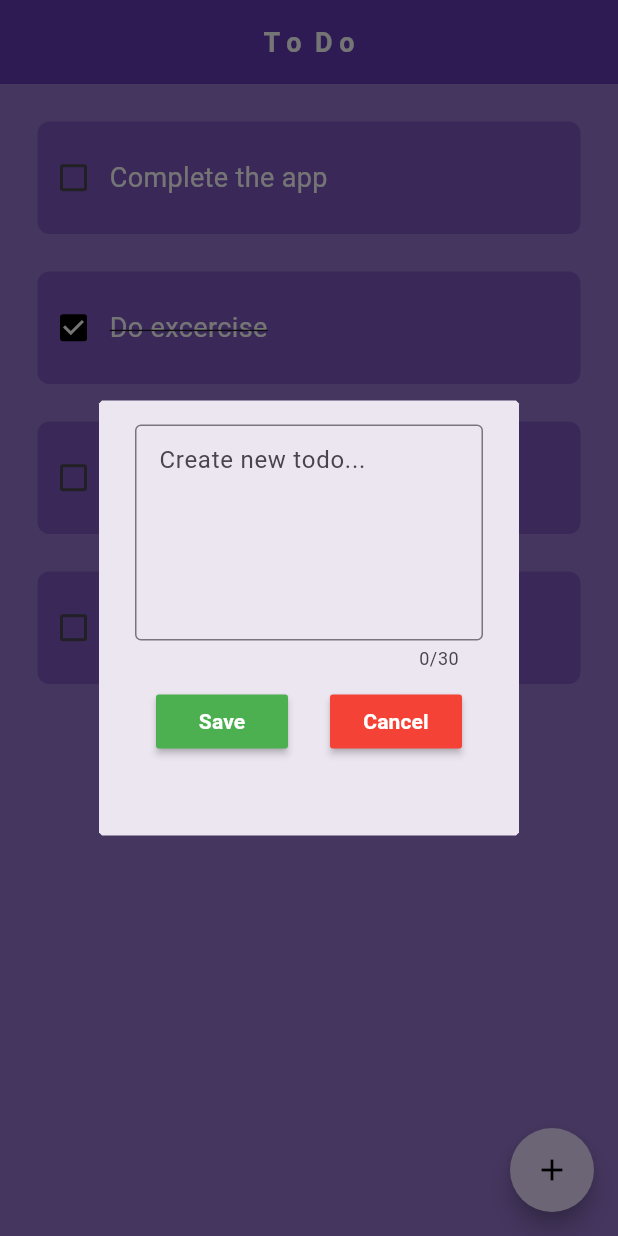
After one commit to RJV-YF/ToDo, a Flutter app: the screen it shows after launch, after a tap on the "add" icon, on a phone screen of 412 x 824 dp. The commit adds this screen. Run offline on Flutter 3.47's test engine with Material 3 defaults, Android fonts, the phone set to English and light mode, and no system bars.

Commit message:
Created a floating action button to invoke a dialog box. Completed the dialog box to add a new todo and save it.

```diff
--- /dev/null
+++ b/lib/components/dialog_box.dart
@@ -0,0 +1,68 @@
+import 'package:flutter/material.dart';
+
+class DialogBox extends StatelessWidget {
+  final void Function()? onPressed;
+  final TextEditingController controller;
+
+  const DialogBox({
+    super.key,
+    required this.onPressed,
+    required this.controller,
+  });
+
+  @override
+  Widget build(BuildContext context) {
+    return AlertDialog(
+      shape: const BeveledRectangleBorder(
+          borderRadius: BorderRadius.all(Radius.circular(2))),
+      content: SizedBox(
+        height: 250,
+        width: double.infinity,
+        child: Column(
+          children: [
+            TextField(
+              controller: controller,
+              maxLines: 5,
+              maxLength: 30,
+              decoration: const InputDecoration(
+                contentPadding: EdgeInsets.all(12),
+                border: OutlineInputBorder(),
+                hintText: 'Create new todo...',
+              ),
+            ),
+            const SizedBox(
+              height: 10,
+            ),
+            Row(
+              mainAxisAlignment: MainAxisAlignment.spaceAround,
+              children: [
+                MaterialButton(
+                  onPressed: onPressed,
+                  color: Colors.green,
+                  child: const Text(
+                    'Save',
+                    style: TextStyle(
+                      color: Colors.white,
+                      fontWeight: FontWeight.bold,
+                    ),
+                  ),
+                ),
+                MaterialButton(
+                  onPressed: () => Navigator.pop(context),
+                  color: Colors.red,
+                  child: const Text(
+                    'Cancel',
+                    style: TextStyle(
+                      color: Colors.white,
+                      fontWeight: FontWeight.bold,
+                    ),
+                  ),
+                )
+              ],
+            )
+          ],
+        ),
+      ),
+    );
+  }
+}
--- a/lib/pages/home_page.dart
+++ b/lib/pages/home_page.dart
@@ -1,4 +1,5 @@
 import 'package:flutter/material.dart';
+import 'package:todo/components/dialog_box.dart';
 
 import '../components/todo_tile.dart';
 
@@ -17,11 +18,21 @@ class _HomeState extends State<Home> {
     ["Get a hair cut", false],
     ["Take mom to shopping and then take sister to tuition", false],
   ];
+  TextEditingController controller = TextEditingController();
   // check box tapped
   void onTapped(bool? value, int index) {
     setState(() {
       todoList[index][1] = !todoList[index][1];
     });
+  }
+
+  // save new todo
+  void saveNewTodo() {
+    setState(() {
+      todoList.add([controller.text, false]);
+    });
+    controller.clear();
+    Navigator.of(context).pop();
   }
 
   @override
@@ -48,6 +59,24 @@ class _HomeState extends State<Home> {
           onChanged: (value) => onTapped(value, index),
         ),
       ),
+      floatingActionButton: FloatingActionButton(
+        shape: const CircleBorder(),
+        onPressed: () {
+          showDialog(
+            context: context,
+            builder: (context) {
+              return DialogBox(
+                controller: controller,
+                onPressed: saveNewTodo,
+              );
+            },
+          );
+        },
+        child: const Icon(
+          Icons.add,
+          color: Colors.black,
+        ),
+      ),
     );
   }
 }
```
